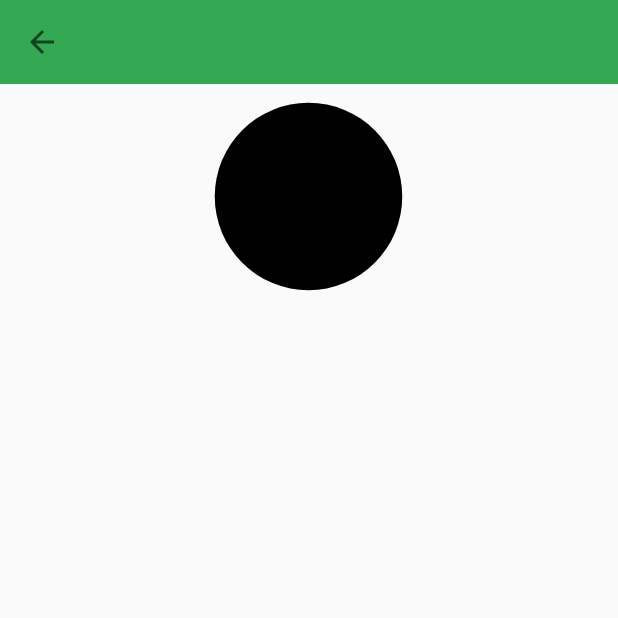
After one commit to ijays7/AndroidPractice, an Android app: the ShareElementFragment screen opened directly, with no data from a screen before it, on a phone screen of 412 x 824 dp, the top half of it. The commit adds this screen. Run offline under Robolectric (Android 15) with nearby library versions, the phone set to English and light mode, and no system bars; our stand-ins replace ButterKnife.

Commit message:
Add share element

```diff
--- a/app/src/main/AndroidManifest.xml
+++ b/app/src/main/AndroidManifest.xml
@@ -28,6 +28,8 @@
         <activity android:name=".activity.ActiveProgressbarActivity" />
         <activity android:name=".activity.ViewStubTestActivity" />
         <activity android:name=".activity.BehaviorTestActivity" />
+        <activity android:name=".activity.MaterialAnimActivity" />
+        <activity android:name=".activity.SharedElementActivity" />
     </application>
 
 </manifest>
--- a/app/src/main/java/com/ijays/apolo/activity/MainActivity.java
+++ b/app/src/main/java/com/ijays/apolo/activity/MainActivity.java
@@ -33,8 +33,9 @@ public class MainActivity extends ImmersiveActivity implements Toolbar.OnMenuIte
 
     @OnClick(R.id.fab)
     void onClickFab(View view) {
-        Snackbar.make(view, "Replace with your own action", Snackbar.LENGTH_LONG)
-                .setAction("Action", null).show();
+//        Snackbar.make(view, "Replace with your own action", Snackbar.LENGTH_LONG)
+//                .setAction("Action", null).show();
+        startActivity(new Intent(this, MaterialAnimActivity.class));
     }
 
     @OnClick(R.id.bt_wave)
--- /dev/null
+++ b/app/src/main/java/com/ijays/apolo/activity/SharedElementActivity.java
@@ -0,0 +1,49 @@
+package com.ijays.apolo.activity;
+
+import android.os.Bundle;
+import android.support.v7.widget.Toolbar;
+import android.transition.ChangeBounds;
+import android.transition.Slide;
+import android.view.Gravity;
+import android.widget.TextView;
+
+import com.ijays.apolo.R;
+import com.ijays.apolo.fragment.ShareElementFragment;
+
+import butterknife.BindView;
+
+/**
+ * Created by ijaysdev on 10/08/2017.
+ */
+
+public class SharedElementActivity extends BaseActivity {
+    @BindView(R.id.title)
+    TextView mTitle;
+    @BindView(R.id.toolbar)
+    Toolbar mToolBar;
+
+    @Override
+    protected int getLayoutId() {
+        return R.layout.activity_share_elemnt_layout;
+    }
+
+    @Override
+    protected void initViews(Bundle savedInstanceState) {
+        String message = getIntent().getStringExtra("sample");
+        mTitle.setText(message);
+        setSupportActionBar(mToolBar);
+        getSupportActionBar().setDisplayHomeAsUpEnabled(true);
+        getSupportActionBar().setDisplayShowTitleEnabled(false);
+//        getWindow().getEnterTransition().setDuration(500);
+
+        Slide slideTransition = new Slide(Gravity.LEFT);
+        slideTransition.setDuration(500);
+
+        ShareElementFragment shareFragmnet=ShareElementFragment.newInstance();
+        shareFragmnet.setExitTransition(slideTransition);
+        shareFragmnet.setSharedElementEnterTransition(new ChangeBounds());
+
+        getSupportFragmentManager().beginTransaction().replace(R.id.fl_container,
+                ShareElementFragment.newInstance()).commit();
+    }
+}
--- /dev/null
+++ b/app/src/main/java/com/ijays/apolo/fragment/ShareElementFragment.java
@@ -0,0 +1,26 @@
+package com.ijays.apolo.fragment;
+
+import android.os.Bundle;
+
+import com.ijays.apolo.R;
+
+/**
+ * Created by ijaysdev on 12/08/2017.
+ */
+
+public class ShareElementFragment extends BaseFragment {
+
+    public static ShareElementFragment newInstance() {
+
+        Bundle args = new Bundle();
+
+        ShareElementFragment fragment = new ShareElementFragment();
+        fragment.setArguments(args);
+        return fragment;
+    }
+
+    @Override
+    int getLayoutId() {
+        return R.layout.fragment_share_element_layout;
+    }
+}
--- /dev/null
+++ b/app/src/main/res/drawable/circle_view_svg.xml
@@ -0,0 +1,12 @@
+<?xml version="1.0" encoding="utf-8"?>
+<vector xmlns:android="http://schemas.android.com/apk/res/android"
+    android:width="24dp"
+    android:height="24dp"
+    android:viewportHeight="24.0"
+    android:viewportWidth="24.0">
+
+    <path
+        android:fillColor="#FF000000"
+        android:pathData="M12,12m-10,0a10,10 0,1 1,20 0a10,10 0,1 1,-20 0" />
+
+</vector>
--- /dev/null
+++ b/app/src/main/res/layout/activity_share_elemnt_layout.xml
@@ -0,0 +1,27 @@
+<?xml version="1.0" encoding="utf-8"?>
+<LinearLayout xmlns:android="http://schemas.android.com/apk/res/android"
+    android:layout_width="match_parent"
+    android:layout_height="match_parent"
+    android:orientation="vertical">
+
+    <android.support.v7.widget.Toolbar
+        android:id="@+id/toolbar"
+        android:layout_width="match_parent"
+        android:layout_height="?attr/actionBarSize"
+        android:background="@color/colorPrimary">
+
+        <TextView
+            android:id="@+id/title"
+            style="@style/TextAppearance.AppCompat.Title"
+            android:layout_width="wrap_content"
+            android:layout_height="wrap_content"
+            android:layout_gravity="center_vertical|start"
+            android:transitionName="transition" />
+    </android.support.v7.widget.Toolbar>
+
+    <FrameLayout
+        android:id="@+id/fl_container"
+        android:layout_width="match_parent"
+        android:layout_height="match_parent" />
+
+</LinearLayout>
--- /dev/null
+++ b/app/src/main/res/layout/fragment_share_element_layout.xml
@@ -0,0 +1,14 @@
+<?xml version="1.0" encoding="utf-8"?>
+<LinearLayout xmlns:android="http://schemas.android.com/apk/res/android"
+    android:layout_width="match_parent"
+    android:layout_height="match_parent"
+    android:gravity="center_horizontal"
+    android:orientation="vertical">
+
+    <ImageView
+        android:layout_width="150dp"
+        android:layout_height="150dp"
+        android:transitionName="circle"
+        android:src="@drawable/circle_view_svg" />
+
+</LinearLayout>
--- a/build.gradle
+++ b/build.gradle
@@ -5,7 +5,7 @@ buildscript {
         jcenter()
     }
     dependencies {
-        classpath 'com.android.tools.build:gradle:3.0.0-alpha8'
+        classpath 'com.android.tools.build:gradle:3.0.0-beta4'
 
         // NOTE: Do not place your application dependencies here; they belong
         // in the individual module build.gradle files
```
Also changed, not shown: app/src/main/java/com/ijays/apolo/activity/MaterialAnimActivity.java (added, +42 -0 lines), app/src/main/java/com/ijays/apolo/adapter/BehaviorAdapter.java (+28 -0 lines), app/src/main/java/com/ijays/apolo/util/TransitionHelpler.java (added, +45 -0 lines), app/src/main/res/layout/activity_material_anim_layout.xml (added, +20 -0 lines), app/src/main/res/layout/item_behavior_layout.xml (+10 -1 lines), gradle/wrapper/gradle-wrapper.properties.
